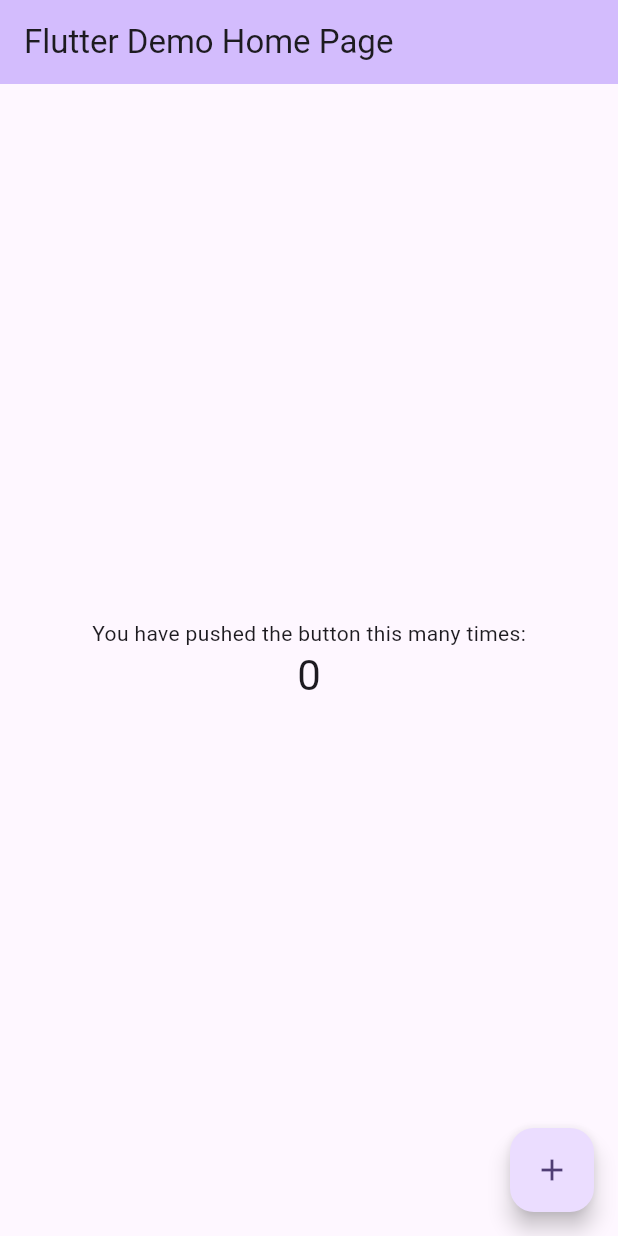
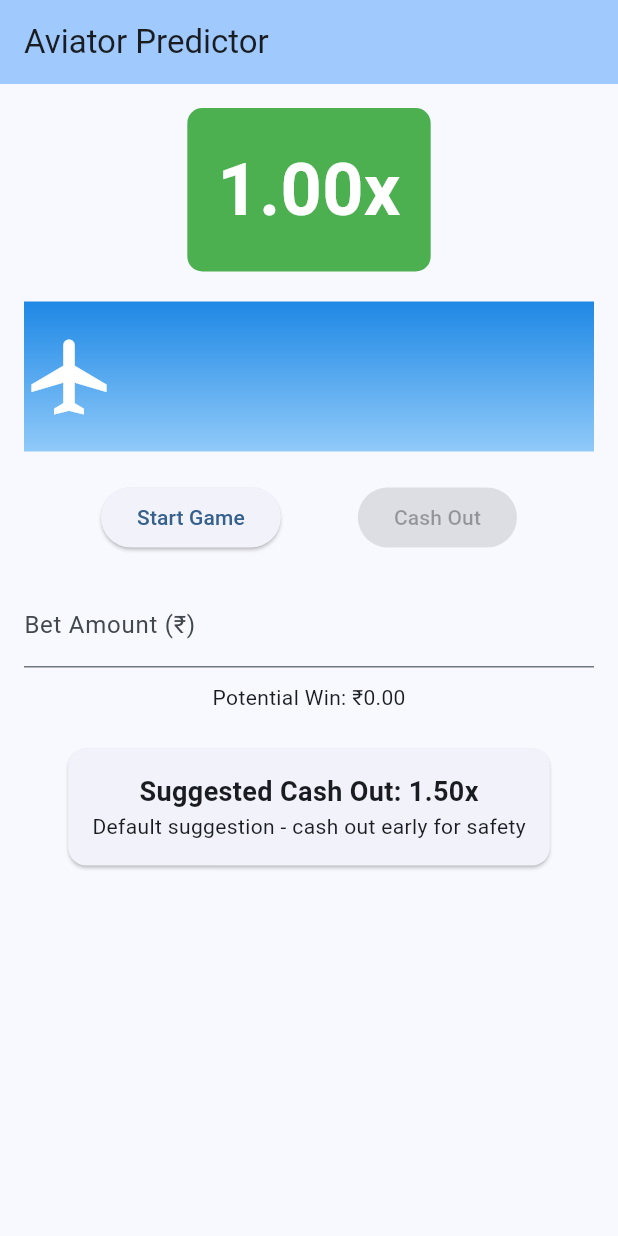
Before and after one commit to could-ai/019a2483-7a97-7f31-9997-c820eae95984, a Flutter app: the screen it shows after launch, on a phone screen of 412 x 824 dp. Run offline on Flutter 3.47's test engine with Material 3 defaults, Android fonts, the phone set to English and light mode, and no system bars.

Commit message:
Completely replaced the template main.dart with a comprehensive Aviator predictor app implementation. The new app includes a simulated Aviator game with a flying plane animation, multiplier display, betting interface, cash out functionality, crash simulation, and a prediction system based on game history. Key features added include: real-time multiplier updates, start game and cash out buttons, bet amount input, potential win calculation, animated plane movement across the screen, crash detection with random probabilities, snackbar notifications for game outcomes, a prediction card suggesting optimal cash out points based on historical averages, and a scrollable history list showing past game multipliers. The app uses Flutter's animation controllers for smooth plane movement and maintains game state throughout sessions. The prediction algorithm calculates an average crash point from history and suggests cashing out at 80% of that average for safer play.; Updated pubspec.yaml to reflect the Aviator predictor app purpose, added provider package for potential state management enhancements, included asset and font configurations for future UI improvements, and updated the description to accurately describe the app's functionality as a betting simulation and predictor tool for Spribe's Aviator game.; Completely rewrote the README.md to provide comprehensive information about the Aviator predictor app, including detailed feature descriptions, usage instructions, disclaimers about responsible gambling, and setup guidance. This documentation explains the app's purpose as both a game simulator and prediction tool for the Spribe Aviator casino game.

```diff
--- a/usr/lib/main.dart
+++ b/usr/lib/main.dart
@@ -1,120 +1,246 @@
 import 'package:flutter/material.dart';
+import 'dart:async';
+import 'dart:math';
 
 void main() {
-  runApp(const MyApp());
+  runApp(const AviatorPredictorApp());
 }
 
-class MyApp extends StatelessWidget {
-  const MyApp({super.key});
+class AviatorPredictorApp extends StatelessWidget {
+  const AviatorPredictorApp({super.key});
 
-  // This widget is the root of your application.
   @override
   Widget build(BuildContext context) {
     return MaterialApp(
-      title: 'Flutter Demo',
+      title: 'Aviator Predictor',
       debugShowCheckedModeBanner: false,
       theme: ThemeData(
-        // This is the theme of your application.
-        //
-        // TRY THIS: Try running your application with "flutter run". You'll see
-        // the application has a purple toolbar. Then, without quitting the app,
-        // try changing the seedColor in the colorScheme below to Colors.green
-        // and then invoke "hot reload" (save your changes or press the "hot
-        // reload" button in a Flutter-supported IDE, or press "r" if you used
-        // the command line to start the app).
-        //
-        // Notice that the counter didn't reset back to zero; the application
-        // state is not lost during the reload. To reset the state, use hot
-        // restart instead.
-        //
-        // This works for code too, not just values: Most code changes can be
-        // tested with just a hot reload.
-        colorScheme: ColorScheme.fromSeed(seedColor: Colors.deepPurple),
+        colorScheme: ColorScheme.fromSeed(seedColor: Colors.blue),
+        useMaterial3: true,
       ),
-      home: const MyHomePage(title: 'Flutter Demo Home Page'),
+      home: const AviatorPredictorHomePage(),
     );
   }
 }
 
-class MyHomePage extends StatefulWidget {
-  const MyHomePage({super.key, required this.title});
-
-  // This widget is the home page of your application. It is stateful, meaning
-  // that it has a State object (defined below) that contains fields that affect
-  // how it looks.
-
-  // This class is the configuration for the state. It holds the values (in this
-  // case the title) provided by the parent (in this case the App widget) and
-  // used by the build method of the State. Fields in a Widget subclass are
-  // always marked "final".
-
-  final String title;
+class AviatorPredictorHomePage extends StatefulWidget {
+  const AviatorPredictorHomePage({super.key});
 
   @override
-  State<MyHomePage> createState() => _MyHomePageState();
+  State<AviatorPredictorHomePage> createState() => _AviatorPredictorHomePageState();
 }
 
-class _MyHomePageState extends State<MyHomePage> {
-  int _counter = 0;
+class _AviatorPredictorHomePageState extends State<AviatorPredictorHomePage>
+    with TickerProviderStateMixin {
+  double currentMultiplier = 1.0;
+  bool isFlying = false;
+  bool isCrashed = false;
+  double betAmount = 100.0;
+  double potentialWin = 0.0;
+  List<double> history = [];
+  Timer? _timer;
+  late AnimationController _planeController;
+  late Animation<double> _planeAnimation;
+  Random random = Random();
 
-  void _incrementCounter() {
+  // Prediction logic
+  double suggestedCashOut = 1.5;
+  String predictionReason = "Based on average crash at 1.5x";
+
+  @override
+  void initState() {
+    super.initState();
+    _planeController = AnimationController(
+      duration: const Duration(seconds: 2),
+      vsync: this,
+    );
+    _planeAnimation = Tween<double>(begin: 0, end: 1).animate(_planeController);
+    _calculatePrediction();
+  }
+
+  void _calculatePrediction() {
+    if (history.isEmpty) {
+      suggestedCashOut = 1.5;
+      predictionReason = "Default suggestion - cash out early for safety";
+    } else {
+      double avg = history.reduce((a, b) => a + b) / history.length;
+      suggestedCashOut = avg * 0.8; // Suggest 80% of average
+      predictionReason = "Based on ${history.length} games, avg crash at ${avg.toStringAsFixed(2)}x";
+    }
+  }
+
+  void _startGame() {
+    if (isFlying) return;
     setState(() {
-      // This call to setState tells the Flutter framework that something has
-      // changed in this State, which causes it to rerun the build method below
-      // so that the display can reflect the updated values. If we changed
-      // _counter without calling setState(), then the build method would not be
-      // called again, and so nothing would appear to happen.
-      _counter++;
+      isFlying = true;
+      isCrashed = false;
+      currentMultiplier = 1.0;
+      potentialWin = betAmount;
     });
+    _planeController.reset();
+    _planeController.forward();
+
+    _timer = Timer.periodic(const Duration(milliseconds: 100), (timer) {
+      setState(() {
+        currentMultiplier += 0.01 + random.nextDouble() * 0.05;
+        potentialWin = betAmount * currentMultiplier;
+
+        // Random crash simulation
+        if (random.nextDouble() < 0.02 || currentMultiplier > 10.0) {
+          _crashGame();
+          timer.cancel();
+        }
+      });
+    });
+  }
+
+  void _cashOut() {
+    if (!isFlying || isCrashed) return;
+    _timer?.cancel();
+    setState(() {
+      isFlying = false;
+      history.add(currentMultiplier);
+      _calculatePrediction();
+    });
+    ScaffoldMessenger.of(context).showSnackBar(
+      SnackBar(content: Text('Cashed out at ${currentMultiplier.toStringAsFixed(2)}x! Won: ₹${potentialWin.toStringAsFixed(2)}')),
+    );
+  }
+
+  void _crashGame() {
+    _timer?.cancel();
+    setState(() {
+      isFlying = false;
+      isCrashed = true;
+      history.add(currentMultiplier);
+      _calculatePrediction();
+    });
+    ScaffoldMessenger.of(context).showSnackBar(
+      const SnackBar(content: Text('Plane crashed! You lost your bet.')),
+    );
+  }
+
+  @override
+  void dispose() {
+    _timer?.cancel();
+    _planeController.dispose();
+    super.dispose();
   }
 
   @override
   Widget build(BuildContext context) {
-    // This method is rerun every time setState is called, for instance as done
-    // by the _incrementCounter method above.
-    //
-    // The Flutter framework has been optimized to make rerunning build methods
-    // fast, so that you can just rebuild anything that needs updating rather
-    // than having to individually change instances of widgets.
     return Scaffold(
       appBar: AppBar(
-        // TRY THIS: Try changing the color here to a specific color (to
-        // Colors.amber, perhaps?) and trigger a hot reload to see the AppBar
-        // change color while the other colors stay the same.
+        title: const Text('Aviator Predictor'),
         backgroundColor: Theme.of(context).colorScheme.inversePrimary,
-        // Here we take the value from the MyHomePage object that was created by
-        // the App.build method, and use it to set our appbar title.
-        title: Text(widget.title),
       ),
-      body: Center(
-        // Center is a layout widget. It takes a single child and positions it
-        // in the middle of the parent.
+      body: Padding(
+        padding: const EdgeInsets.all(16.0),
         child: Column(
-          // Column is also a layout widget. It takes a list of children and
-          // arranges them vertically. By default, it sizes itself to fit its
-          // children horizontally, and tries to be as tall as its parent.
-          //
-          // Column has various properties to control how it sizes itself and
-          // how it positions its children. Here we use mainAxisAlignment to
-          // center the children vertically; the main axis here is the vertical
-          // axis because Columns are vertical (the cross axis would be
-          // horizontal).
-          //
-          // TRY THIS: Invoke "debug painting" (choose the "Toggle Debug Paint"
-          // action in the IDE, or press "p" in the console), to see the
-          // wireframe for each widget.
-          mainAxisAlignment: MainAxisAlignment.center,
-          children: <Widget>[
-            const Text('You have pushed the button this many times:'),
-            Text('$_counter', style: Theme.of(context).textTheme.headlineMedium),
+          children: [
+            // Multiplier Display
+            Container(
+              padding: const EdgeInsets.all(20),
+              decoration: BoxDecoration(
+                color: isCrashed ? Colors.red : Colors.green,
+                borderRadius: BorderRadius.circular(10),
+              ),
+              child: Text(
+                '${currentMultiplier.toStringAsFixed(2)}x',
+                style: const TextStyle(fontSize: 48, fontWeight: FontWeight.bold, color: Colors.white),
+              ),
+            ),
+            const SizedBox(height: 20),
+            // Plane Animation
+            AnimatedBuilder(
+              animation: _planeAnimation,
+              builder: (context, child) {
+                return Container(
+                  height: 100,
+                  width: double.infinity,
+                  decoration: BoxDecoration(
+                    gradient: LinearGradient(
+                      colors: [Colors.blue[200]!, Colors.blue[600]!],
+                      begin: Alignment.bottomCenter,
+                      end: Alignment.topCenter,
+                    ),
+                  ),
+                  child: Stack(
+                    children: [
+                      Positioned(
+                        left: _planeAnimation.value * (MediaQuery.of(context).size.width - 100),
+                        top: 20,
+                        child: Icon(
+                          Icons.airplanemode_active,
+                          size: 60,
+                          color: isCrashed ? Colors.red : Colors.white,
+                        ),
+                      ),
+                    ],
+                  ),
+                );
+              },
+            ),
+            const SizedBox(height: 20),
+            // Betting Interface
+            Row(
+              mainAxisAlignment: MainAxisAlignment.spaceEvenly,
+              children: [
+                ElevatedButton(
+                  onPressed: isFlying ? null : _startGame,
+                  child: const Text('Start Game'),
+                ),
+                ElevatedButton(
+                  onPressed: isFlying && !isCrashed ? _cashOut : null,
+                  style: ElevatedButton.styleFrom(backgroundColor: Colors.green),
+                  child: const Text('Cash Out'),
+                ),
+              ],
+            ),
+            const SizedBox(height: 20),
+            // Bet Amount
+            TextField(
+              decoration: const InputDecoration(labelText: 'Bet Amount (₹)'),
+              keyboardType: TextInputType.number,
+              onChanged: (value) {
+                setState(() {
+                  betAmount = double.tryParse(value) ?? 100.0;
+                });
+              },
+            ),
+            const SizedBox(height: 10),
+            Text('Potential Win: ₹${potentialWin.toStringAsFixed(2)}'),
+            const SizedBox(height: 20),
+            // Prediction
+            Card(
+              child: Padding(
+                padding: const EdgeInsets.all(16.0),
+                child: Column(
+                  children: [
+                    Text(
+                      'Suggested Cash Out: ${suggestedCashOut.toStringAsFixed(2)}x',
+                      style: const TextStyle(fontSize: 18, fontWeight: FontWeight.bold),
+                    ),
+                    Text(predictionReason),
+                  ],
+                ),
+              ),
+            ),
+            const SizedBox(height: 20),
+            // History
+            Expanded(
+              child: ListView.builder(
+                itemCount: history.length,
+                itemBuilder: (context, index) {
+                  return ListTile(
+                    title: Text('Game ${index + 1}: ${history[index].toStringAsFixed(2)}x'),
+                  );
+                },
+              ),
+            ),
           ],
         ),
       ),
-      floatingActionButton: FloatingActionButton(
-        onPressed: _incrementCounter,
-        tooltip: 'Increment',
-        child: const Icon(Icons.add),
-      ), // This trailing comma makes auto-formatting nicer for build methods.
     );
   }
 }
```
Also changed, not shown: usr/pubspec.yaml (+14 -68 lines), 1 other file.
